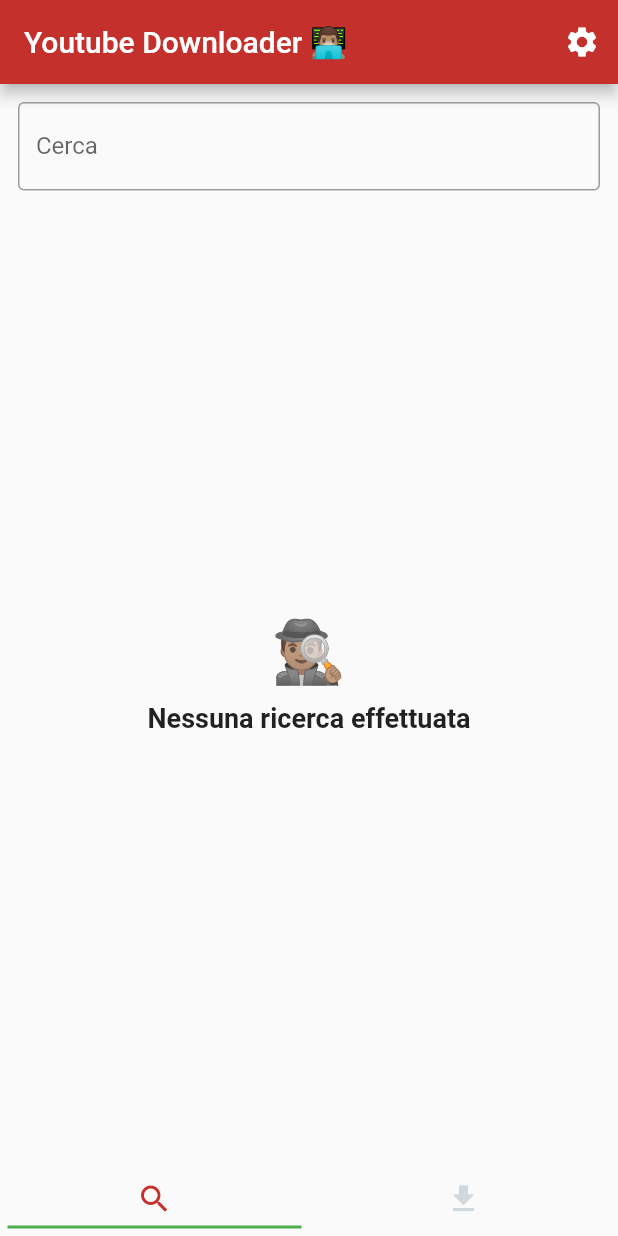
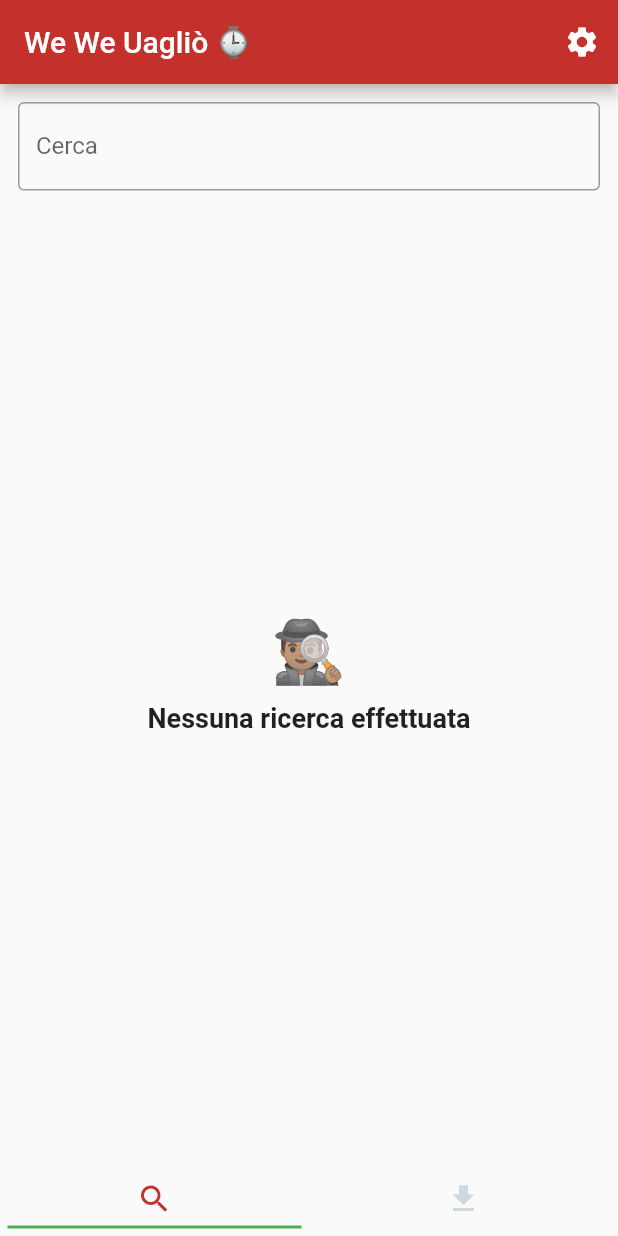
Before and after one commit to MassimoTambu/fluttertube, a Flutter app: the screen it shows after launch, on a phone screen of 412 x 824 dp. Run offline on Flutter 3.47's test engine with Material 2 defaults, Android fonts, the phone set to English and light mode, and no system bars; our stand-ins replace googleapis_auth, permission_handler, shared_preferences; missing offline and left inert: ext_storage, googleapis, youtube_explode_dart.

Commit message:
Created AppversionHelper and We We Uagliò

```diff
--- a/lib/main.dart
+++ b/lib/main.dart
@@ -19,11 +19,11 @@ class MyApp extends StatelessWidget {
     return ChangeNotifierProvider(
       create: (context) => AppState(),
       child: MaterialApp(
-        title: 'Flutter Youtube Downloader',
+        title: 'We We Uagliò',
         theme: buildThemeData(),
         home: DefaultTabController(
           length: 2,
-          child: MyHomePage(title: 'Youtube Downloader 👨🏽‍💻'),
+          child: MyHomePage(title: 'We We Uagliò ⌚'),
         ),
       ),
     );
--- /dev/null
+++ b/lib/utils/helpers/app_version_helper.dart
@@ -0,0 +1,3 @@
+class AppVersionHelper {
+  static const version = "1.0.1 - Uagliò Edition";
+}
```
Also changed, not shown: lib/screens/settings/info.dart (+11 -3 lines).
